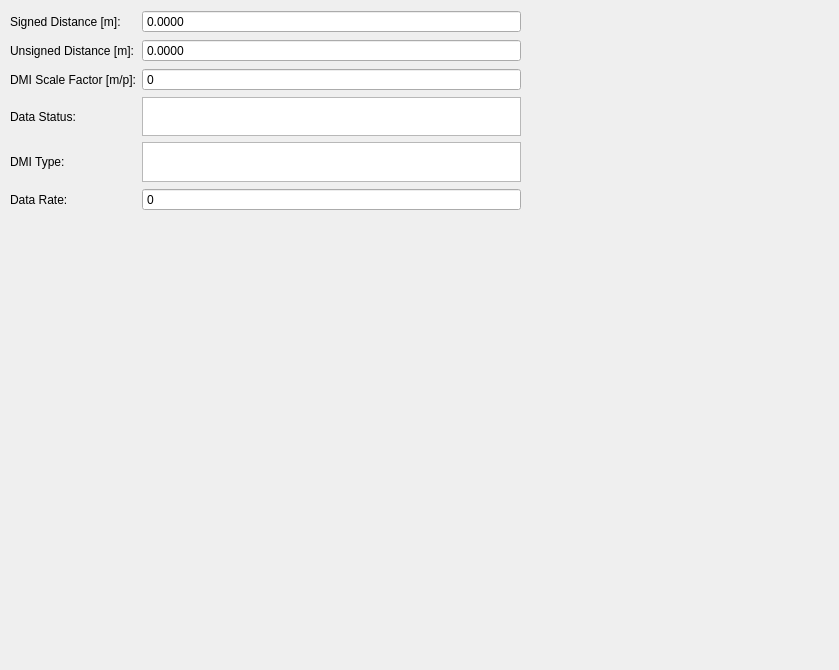
First picture: the form in src/lib/visualization/DMIControl.ui, repository jmaye/libposlv, before the edit.
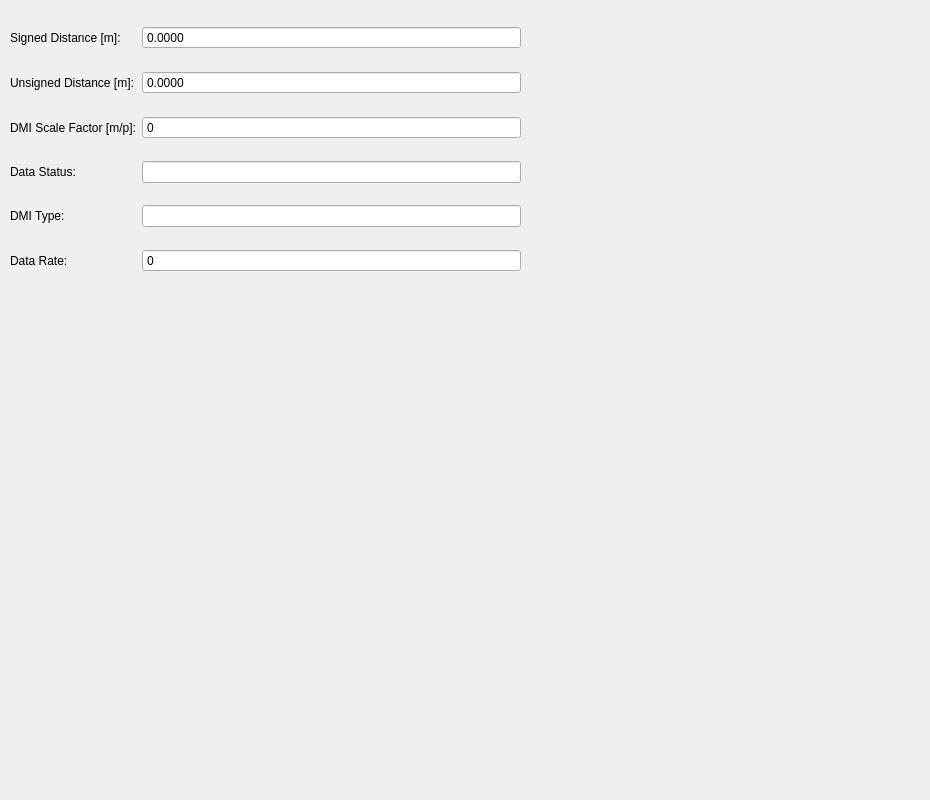
Second picture: the form after the edit.

Diff of the .ui file:
```diff
--- a/src/lib/visualization/DMIControl.ui
+++ b/src/lib/visualization/DMIControl.ui
@@ -6,8 +6,8 @@
    <rect>
     <x>0</x>
     <y>0</y>
-    <width>839</width>
-    <height>670</height>
+    <width>930</width>
+    <height>800</height>
    </rect>
   </property>
   <property name="windowTitle">
@@ -19,7 +19,7 @@
      <x>10</x>
      <y>10</y>
      <width>511</width>
-     <height>201</height>
+     <height>281</height>
     </rect>
    </property>
    <layout class="QGridLayout" name="dmiLayout">
@@ -98,9 +98,6 @@
       </property>
      </widget>
     </item>
-    <item row="21" column="1">
-     <widget class="QTextBrowser" name="statusText"/>
-    </item>
     <item row="21" column="0">
      <widget class="QLabel" name="statusLabel">
       <property name="text">
@@ -115,9 +112,6 @@
       </property>
      </widget>
     </item>
-    <item row="24" column="1">
-     <widget class="QTextBrowser" name="typeText"/>
-    </item>
     <item row="25" column="0">
      <widget class="QLabel" name="rateLabel">
       <property name="text">
@@ -138,6 +132,20 @@
       </property>
      </widget>
     </item>
+    <item row="21" column="1">
+     <widget class="QLineEdit" name="statusText">
+      <property name="readOnly">
+       <bool>true</bool>
+      </property>
+     </widget>
+    </item>
+    <item row="24" column="1">
+     <widget class="QLineEdit" name="typeText">
+      <property name="readOnly">
+       <bool>true</bool>
+      </property>
+     </widget>
+    </item>
    </layout>
   </widget>
  </widget>
```
